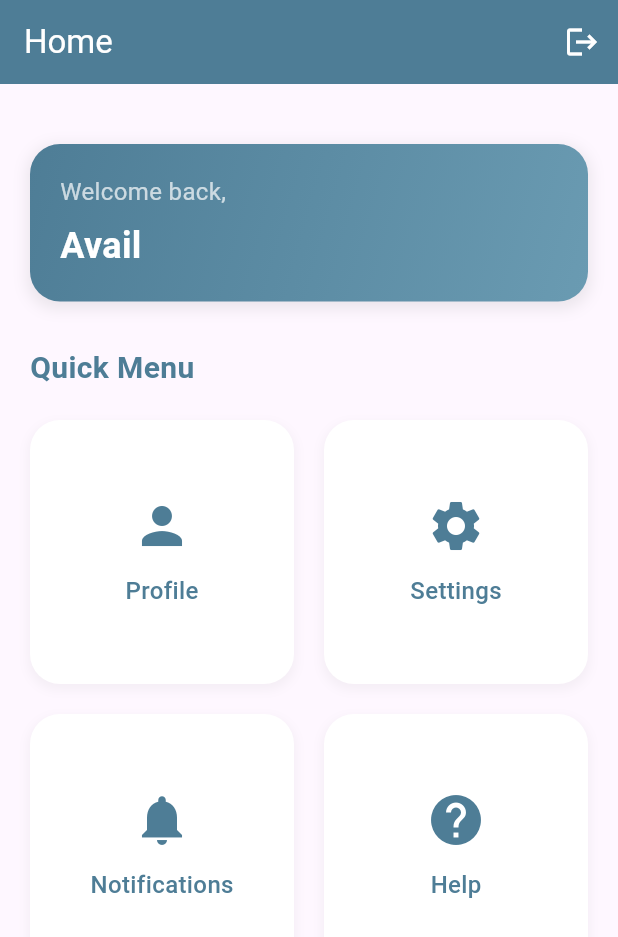
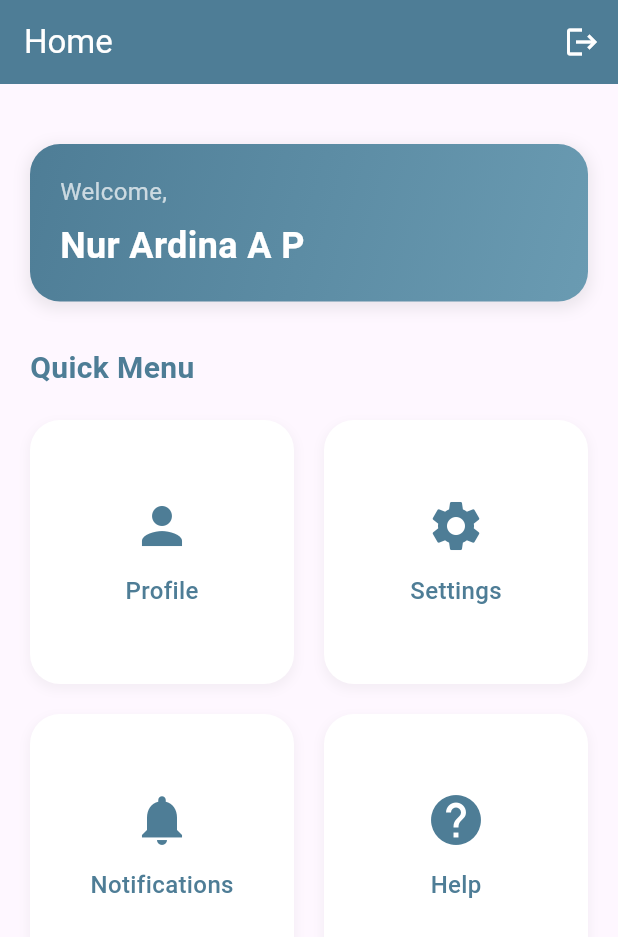
Before and after one commit to ardinaanzilia/login_apps, a Flutter app: the screen it shows after launch, after a tap on "Auto Fill Login", after a tap on "Login", on a phone screen of 412 x 824 dp. Shown: the top 937 px of the screen. Run offline on Flutter 3.47's test engine with Material 3 defaults, Android fonts, the phone set to English and light mode, and no system bars.

```diff
--- a/lib/constants/colors.dart
+++ b/lib/constants/colors.dart
@@ -1,7 +1,7 @@
 import 'package:flutter/material.dart';
 
 class AppColors {
-  static const Color primary = Color(0xFF4E7D96);
+  static const Color primary = const Color.fromARGB(255, 204, 113, 113);
   static const Color background = Colors.white;
   static const Color inputBackground = Color(0xFFF5F5F5);
 }
--- a/lib/main.dart
+++ b/lib/main.dart
@@ -17,7 +17,7 @@ class MyApp extends StatelessWidget {
         primarySwatch: Colors.blue,
         elevatedButtonTheme: ElevatedButtonThemeData(
           style: ElevatedButton.styleFrom(
-            backgroundColor: const Color(0xFF4E7D96),
+            backgroundColor: const Color.fromARGB(255, 189, 123, 123),
             foregroundColor: Colors.white,
             padding: const EdgeInsets.symmetric(horizontal: 40, vertical: 15),
             shape: RoundedRectangleBorder(
--- a/lib/screens/home_screen.dart
+++ b/lib/screens/home_screen.dart
@@ -57,7 +57,7 @@ class HomeScreen extends StatelessWidget {
                   crossAxisAlignment: CrossAxisAlignment.start,
                   children: [
                     Text(
-                      'Welcome back,',
+                      'Welcome,',
                       style: TextStyle(
                         color: Colors.white70,
                         fontSize: 16,
@@ -65,7 +65,7 @@ class HomeScreen extends StatelessWidget {
                     ),
                     SizedBox(height: 8),
                     Text(
-                      'Avail', // Ganti dengan nama kalian coy
+                      'Nur Ardina A P',
                       style: TextStyle(
                         color: Colors.white,
                         fontSize: 24,
--- a/lib/screens/login_screen.dart
+++ b/lib/screens/login_screen.dart
@@ -47,7 +47,7 @@ class _LoginScreenState extends State<LoginScreen> {
               const SizedBox(height: 30),
               // Welcome Text
               const Text(
-                'Welcome Back!',
+                'WELCOME',
                 textAlign: TextAlign.center,
                 style: TextStyle(
                   fontSize: 28,
@@ -160,7 +160,7 @@ class _LoginScreenState extends State<LoginScreen> {
                     child: const Text(
                       'Register',
                       style: TextStyle(
-                        color: Color(0xFF4E7D96),
+                        color: Color.fromARGB(255, 204, 113, 113),
                         fontWeight: FontWeight.bold,
                       ),
                     ),
```
